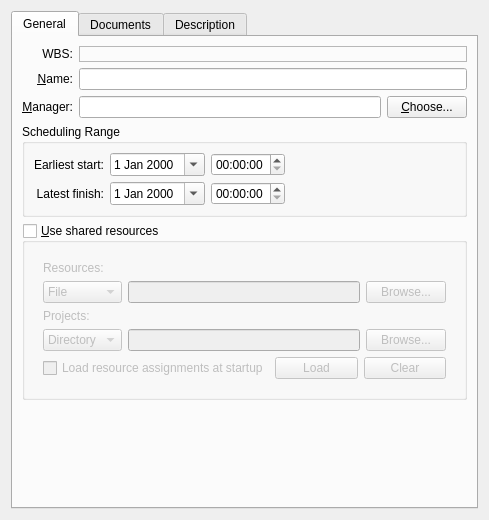
Before: the Qt Designer form src/libs/ui/kptmainprojectpanelbase.ui in KDE/calligraplan, drawn with Qt 5.
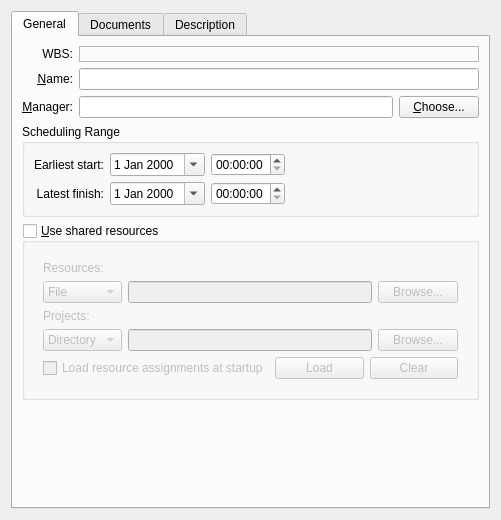
After: the same form once the commit is applied. The open tabs and pages were chosen to show the change. Icons and pictures are not drawn. Custom widgets are drawn as their Qt base class.

Commit message: MainProjectDialog: Make "General" tab the default

```diff
--- a/src/libs/ui/kptmainprojectpanelbase.ui
+++ b/src/libs/ui/kptmainprojectpanelbase.ui
@@ -7,7 +7,7 @@
    <rect>
     <x>0</x>
     <y>0</y>
-    <width>489</width>
+    <width>501</width>
     <height>520</height>
    </rect>
   </property>
```
Left out of the diff: 2 changed lines with no effect on the pictures.
